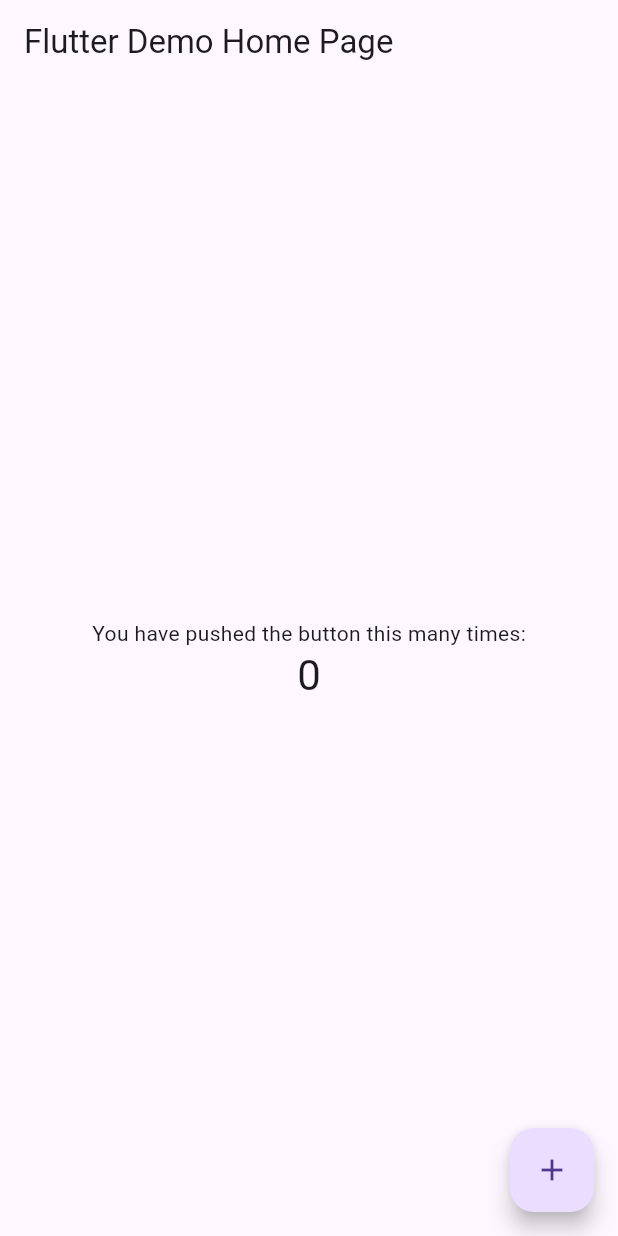
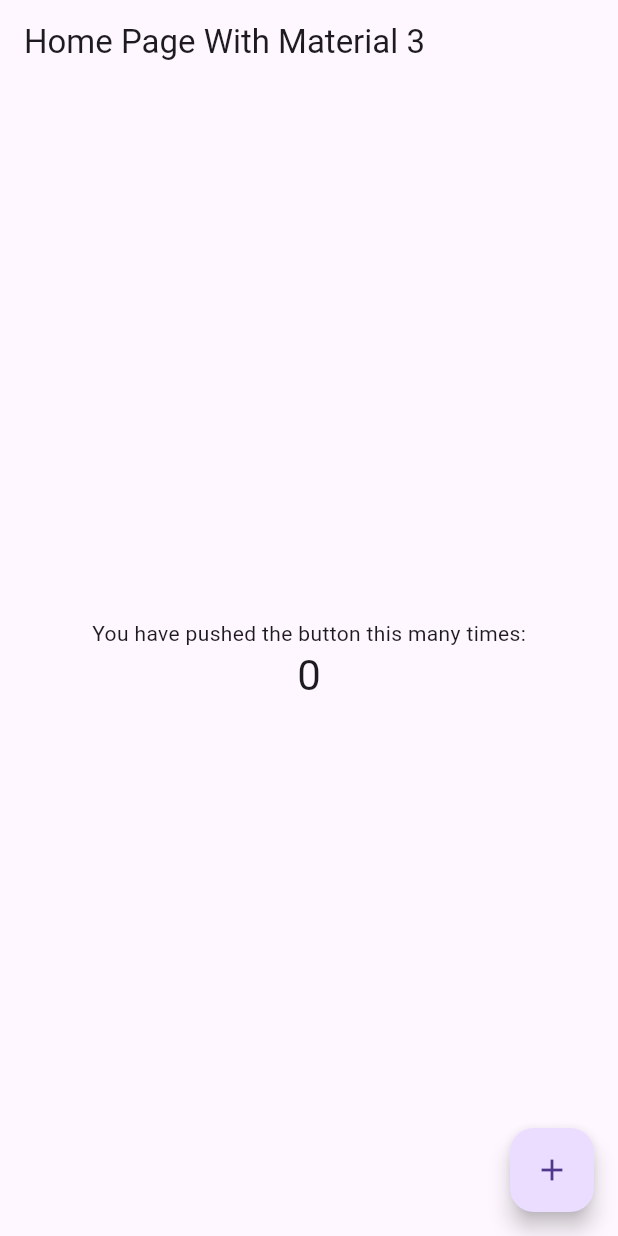
Before and after one commit to shatilsarower/coffee, a Flutter app: the screen it shows after launch, on a phone screen of 412 x 824 dp. Run offline on Flutter 3.47's test engine with Material 2 defaults, Android fonts, the phone set to English and light mode, and no system bars.

```diff
--- a/lib/main.dart
+++ b/lib/main.dart
@@ -17,7 +17,7 @@ class MyApp extends StatelessWidget {
         useMaterial3: true,
         primarySwatch: Colors.blue,
       ),
-      home: const MyHomePage(title: 'Flutter Demo Home Page'),
+      home: const MyHomePage(title: 'Home Page With Material 3'),
     );
   }
 }
```
